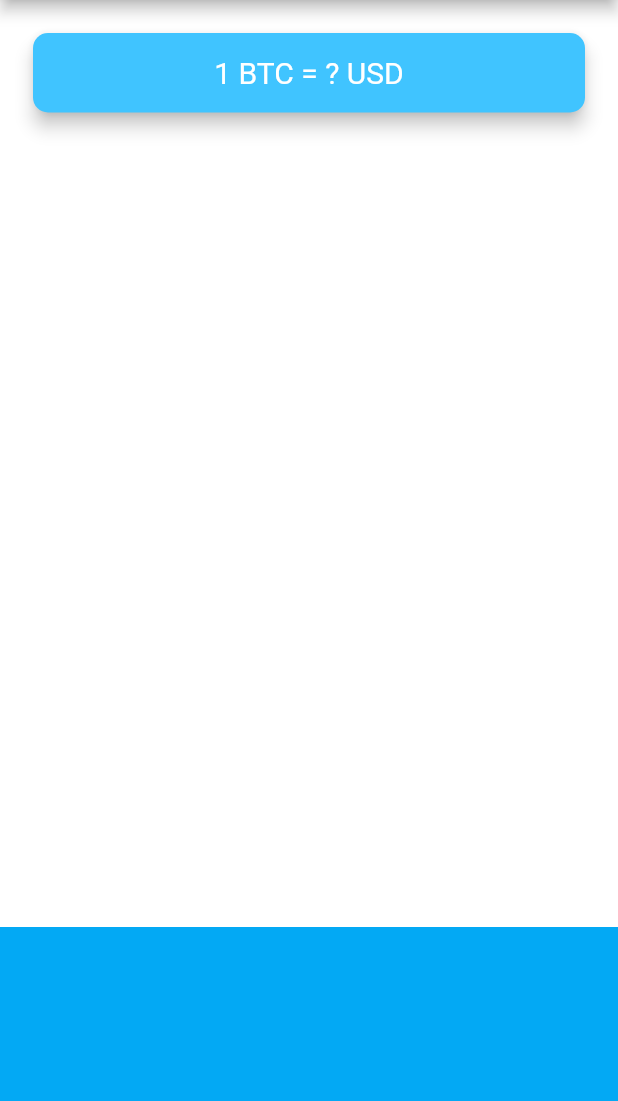
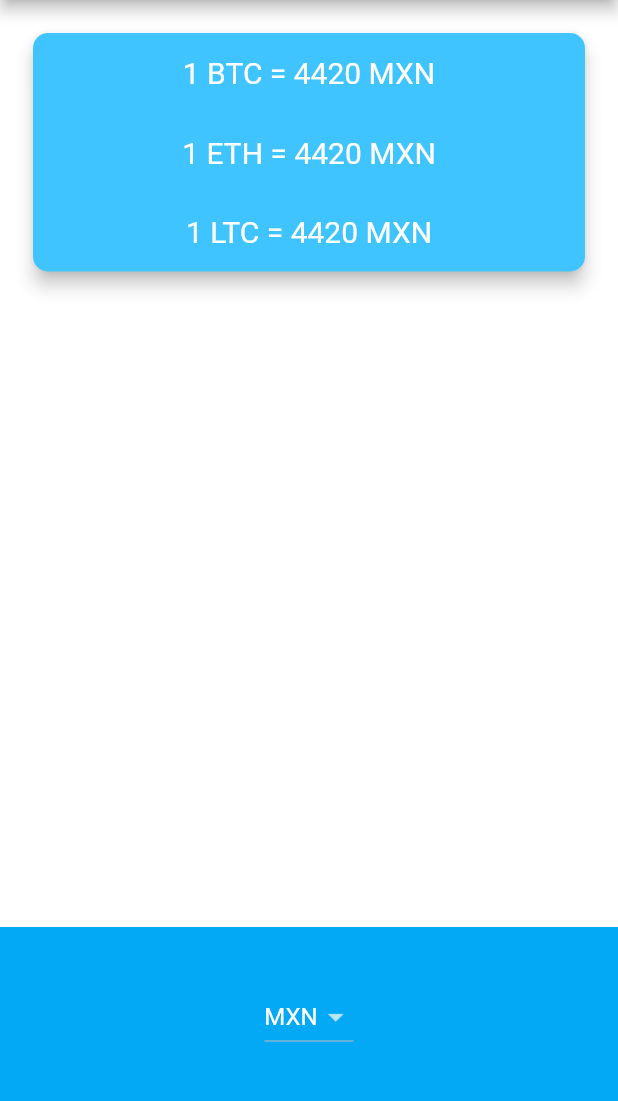
Before and after one commit to LuisRococo/flutter-course-projects, a Flutter app: the screen it shows after launch, on a phone screen of 412 x 824 dp, the part 84-1185 px from its top. Run offline on Flutter 3.47's test engine with Material 2 defaults, Android fonts, the phone set to English and light mode, and no system bars; our stand-ins replace audioplayers, flutter_spinkit, font_awesome_flutter, geolocator, rflutter_alert.

Commit message:
finish bitcoin app

```diff
--- /dev/null
+++ b/bitcoin-ticker-flutter/lib/api_data_simulator.dart
@@ -0,0 +1,21 @@
+import 'dart:async';
+import 'dart:math';
+
+class ApiDataSimulator {
+  final String currency;
+
+  ApiDataSimulator({this.currency});
+
+  Future<int> getExchangeRate(coin, curencyQuantity) async {
+    return Random().nextInt(4000) + 1000;
+  }
+
+  Future<dynamic> getExchanges(List<String> coins, int curencyQuantity) async {
+    var result = {};
+    for (var coin in coins) {
+      int exchange = await this.getExchangeRate(coin, curencyQuantity);
+      result[coin] = exchange;
+    }
+    return result;
+  }
+}
--- a/bitcoin-ticker-flutter/lib/price_screen.dart
+++ b/bitcoin-ticker-flutter/lib/price_screen.dart
@@ -1,4 +1,8 @@
+import 'package:bitcoin_ticker/api_data_simulator.dart';
+import 'package:bitcoin_ticker/coin_data.dart';
 import 'package:flutter/material.dart';
+import 'package:flutter/cupertino.dart';
+import 'dart:io' show Platform;
 
 class PriceScreen extends StatefulWidget {
   @override
@@ -6,6 +10,73 @@ class PriceScreen extends StatefulWidget {
 }
 
 class _PriceScreenState extends State<PriceScreen> {
+  String selectedCurrency = 'MXN';
+  dynamic exchangeData = new Map();
+
+  @override
+  void initState() {
+    super.initState();
+    getData();
+  }
+
+  void getData() async {
+    final ApiDataSimulator apiSimulator =
+        ApiDataSimulator(currency: selectedCurrency);
+
+    dynamic exchangeData = await apiSimulator.getExchanges(cryptoList, 1);
+    setState(() {
+      this.exchangeData = exchangeData;
+    });
+  }
+
+  DropdownButton androidDropdown() {
+    List<DropdownMenuItem<String>> dropdownMenuItems = currenciesList.map((e) {
+      return DropdownMenuItem(
+        child: Text(e),
+        value: e,
+      );
+    }).toList();
+
+    return DropdownButton(
+      items: dropdownMenuItems,
+      value: selectedCurrency,
+      onChanged: (value) {
+        setState(() {
+          selectedCurrency = value;
+        });
+        getData();
+      },
+    );
+  }
+
+  CupertinoPicker iOSPicker() {
+    List<Text> cupertinoItems = currenciesList.map(
+      (e) {
+        return Text(e);
+      },
+    ).toList();
+
+    return CupertinoPicker(
+      backgroundColor: Colors.lightBlue,
+      itemExtent: 32,
+      onSelectedItemChanged: (selectedIndex) {
+        setState(() {
+          selectedCurrency = currenciesList[selectedIndex];
+        });
+        getData();
+      },
+      children: cupertinoItems,
+    );
+  }
+
+  Widget getPicker() {
+    if (Platform.isIOS) {
+      return iOSPicker();
+    } else {
+      return androidDropdown();
+    }
+  }
+
   @override
   Widget build(BuildContext context) {
     return Scaffold(
@@ -24,16 +95,45 @@ class _PriceScreenState extends State<PriceScreen> {
               shape: RoundedRectangleBorder(
                 borderRadius: BorderRadius.circular(10.0),
               ),
-              child: Padding(
-                padding: EdgeInsets.symmetric(vertical: 15.0, horizontal: 28.0),
+              child: Column(
+                children: [
+                  Padding(
+                    padding:
+                        EdgeInsets.symmetric(vertical: 15.0, horizontal: 28.0),
                     child: Text(
-                  '1 BTC = ? USD',
+                      "1 BTC = ${exchangeData['BTC'] ?? '?'} $selectedCurrency",
                       textAlign: TextAlign.center,
                       style: TextStyle(
                         fontSize: 20.0,
                         color: Colors.white,
                       ),
                     ),
+                  ),
+                  Padding(
+                    padding:
+                        EdgeInsets.symmetric(vertical: 15.0, horizontal: 28.0),
+                    child: Text(
+                      "1 ETH = ${exchangeData['ETH'] ?? '?'} $selectedCurrency",
+                      textAlign: TextAlign.center,
+                      style: TextStyle(
+                        fontSize: 20.0,
+                        color: Colors.white,
+                      ),
+                    ),
+                  ),
+                  Padding(
+                    padding:
+                        EdgeInsets.symmetric(vertical: 15.0, horizontal: 28.0),
+                    child: Text(
+                      "1 LTC = ${exchangeData['LTC'] ?? '?'} $selectedCurrency",
+                      textAlign: TextAlign.center,
+                      style: TextStyle(
+                        fontSize: 20.0,
+                        color: Colors.white,
+                      ),
+                    ),
+                  ),
+                ],
               ),
             ),
           ),
@@ -42,7 +142,7 @@ class _PriceScreenState extends State<PriceScreen> {
             alignment: Alignment.center,
             padding: EdgeInsets.only(bottom: 30.0),
             color: Colors.lightBlue,
-            child: null,
+            child: getPicker(),
           ),
         ],
       ),
```
Also changed, not shown: bitcoin-ticker-flutter/exercise.dart (added, +32 -0 lines), 7 other files. Lines whose indentation alone changed are shown as unchanged.
